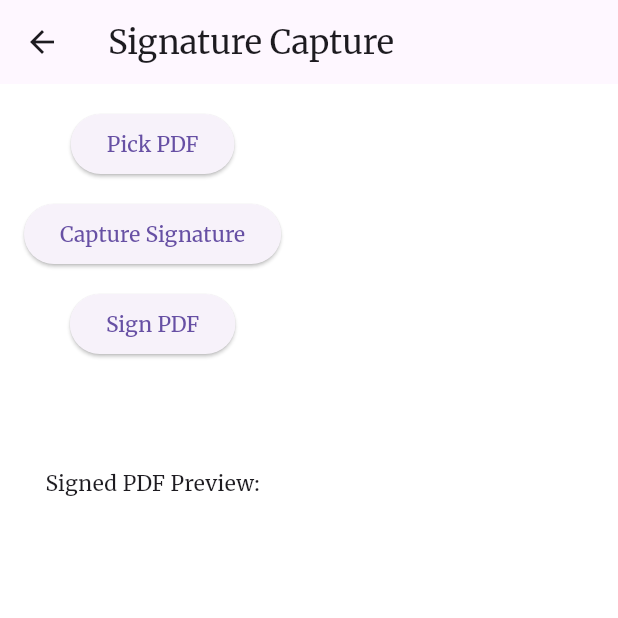
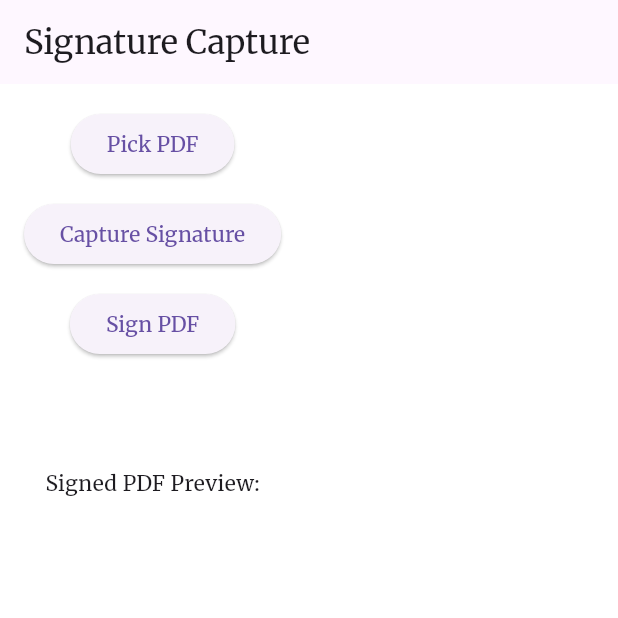
Before and after one commit to febinbaby879/agent, a Flutter app: the ScreenSignatureTest screen opened by its route, on a phone screen of 412 x 824 dp, the top half of it. Run offline on Flutter 3.47's test engine with Material 3 defaults, Android fonts, the phone set to English and light mode, and no system bars; our stand-ins replace dartz, dio, file_picker, get, go_router, pdf and 3 more; missing offline and left inert: dart:html, dart:ui_web, pdf_render, pdfx; accounts and stored records are empty.

Commit message:
go route setup done

```diff
--- a/lib/application/presentation/routes/route_config.dart
+++ b/lib/application/presentation/routes/route_config.dart
@@ -1,25 +1,28 @@
 import 'package:agent_dashboard/application/presentation/routes/routes.dart';
+import 'package:agent_dashboard/application/presentation/screens/argeement/agreement_screen.dart';
 import 'package:agent_dashboard/application/presentation/screens/home/home.dart';
 import 'package:agent_dashboard/application/presentation/screens/profile/profile.dart';
-import 'package:agent_dashboard/application/presentation/screens/argeement/agreement_screen.dart';
-import 'package:agent_dashboard/domain/core/binding/auth_binding.dart';
-import 'package:agent_dashboard/domain/core/binding/home_bindings.dart';
-import 'package:agent_dashboard/domain/core/binding/agreement_binding.dart';
-import 'package:get/get.dart';
+import 'package:flutter/material.dart';
+import 'package:go_router/go_router.dart';
 
-class GetXRouterConfig {
-  static final List<GetPage> routes = [
-    GetPage(
-        bindings: [AuthBinding()],
-        name: Routes.profile,
-        page: () => const ScreenProfile()),
-    GetPage(
-        bindings: [HomeBinding()],
-        name: Routes.homeScreen,
-        page: () => const HomeScreen()),
-    GetPage(
-        bindings: [AgreementBinding()],
-        name: Routes.signatureTest,
-        page: () => const ScreenSignatureTest()),
+class GoRouterConfig {
+  static final router = GoRouter(
+      initialLocation: '/',
+      routes: routes,
+      errorBuilder: (context, state) => _errorScreen());
+  static final List<RouteBase> routes = [
+    GoRoute(
+        path: Routes.profile,
+        builder: (context, state) => const ScreenProfile()),
+    GoRoute(
+        path: Routes.homeScreen,
+        builder: (context, state) => const HomeScreen()),
+    GoRoute(
+        path: Routes.signatureTest,
+        builder: (context, state) => const ScreenSignatureTest()),
   ];
+  static _errorScreen() => Scaffold(
+        appBar: AppBar(title: const Text('Error')),
+        body: const Center(child: Text('Page not found')),
+      );
 }
--- a/lib/domain/core/binding/agreement_binding.dart
+++ /dev/null
@@ -1,9 +0,0 @@
-import 'package:agent_dashboard/application/controller/agreement.dart';
-import 'package:get/get.dart';
-
-class AgreementBinding extends Bindings {
-  @override
-  void dependencies() {
-    Get.put<AgreementController>(AgreementController(), permanent: true);
-  }
-}
--- a/lib/domain/core/binding/auth_binding.dart
+++ /dev/null
@@ -1,9 +0,0 @@
-import 'package:agent_dashboard/application/controller/auth.dart';
-import 'package:get/get.dart';
-
-class AuthBinding extends Bindings {
-  @override
-  void dependencies() {
-    Get.put<AuthController>(AuthController(), permanent: true);
-  }
-}
--- a/lib/domain/core/binding/home_bindings.dart
+++ /dev/null
@@ -1,9 +0,0 @@
-import 'package:agent_dashboard/application/controller/home.dart';
-import 'package:get/get.dart';
-
-class HomeBinding extends Bindings {
-  @override
-  void dependencies() {
-    Get.put<HomeController>(HomeController(), permanent: true);
-  }
-}
```
Also changed, not shown: lib/application/presentation/screens/home/home.dart (+0 -17 lines), lib/domain/core/binding/bindings.dart (added, +13 -0 lines), lib/main.dart (+6 -4 lines), pubspec.lock.
